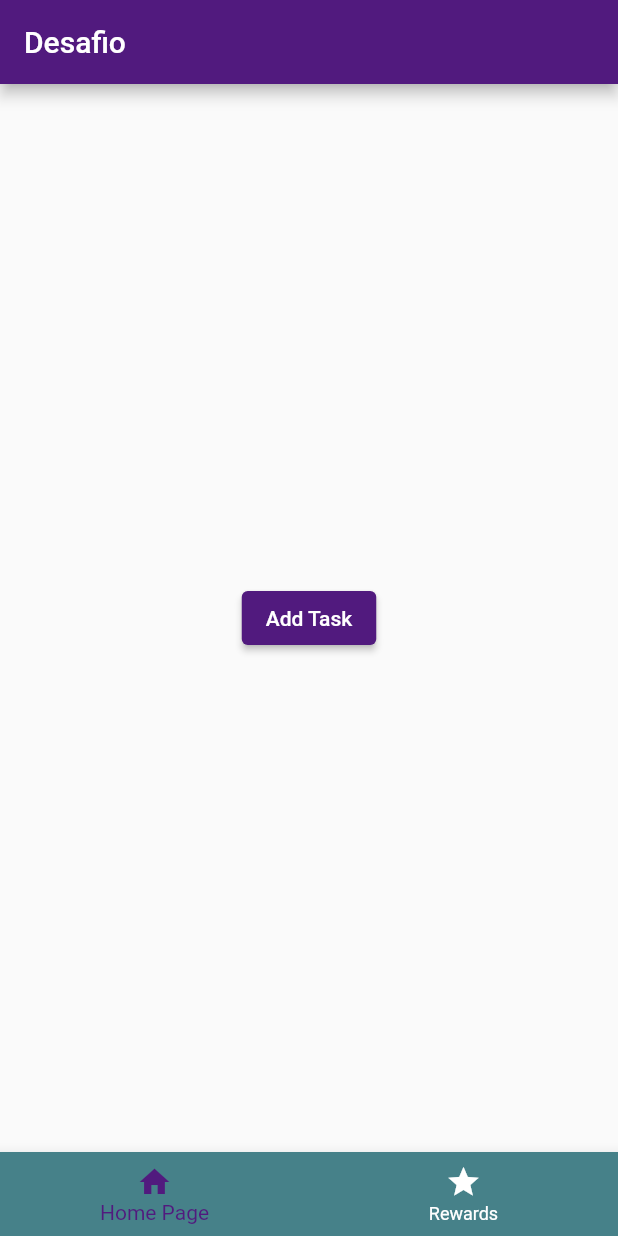
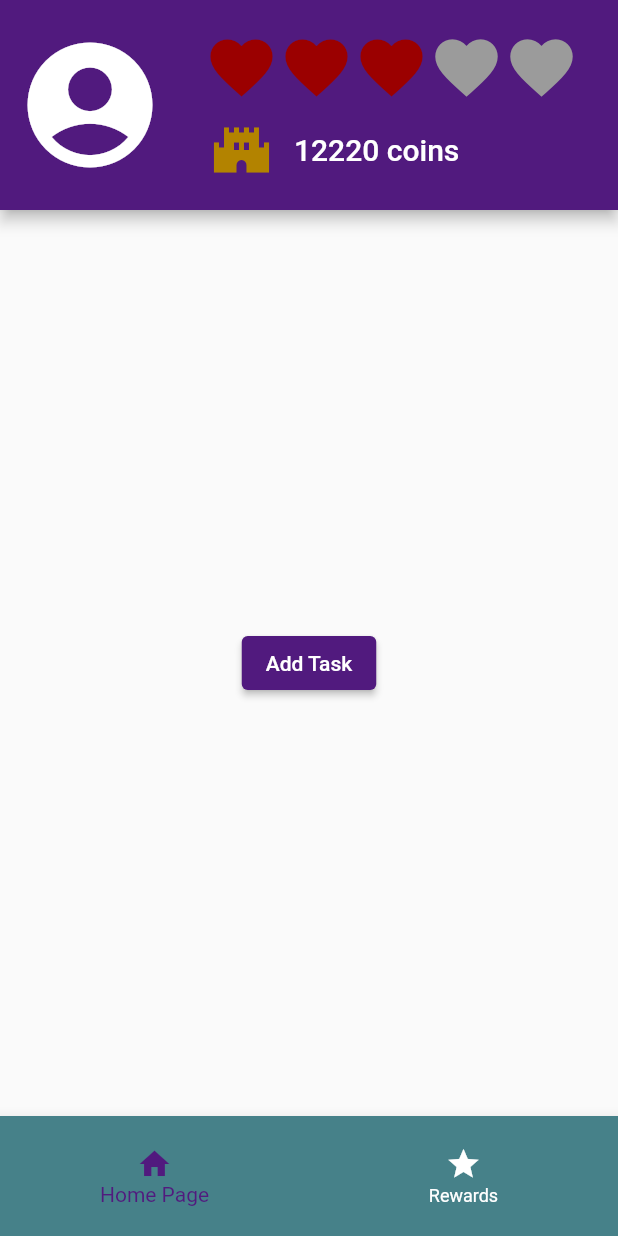
Before and after one commit to camila-fukuda/ryc_desafio_do_modulo_basico, a Flutter app: the screen it shows after launch, on a phone screen of 412 x 824 dp. Run offline on Flutter 3.47's test engine with Material 2 defaults, Android fonts, the light colour scheme and no system bars.

Commit message:
Criando AppBar sem funcionalidade, só estutura.

```diff
--- /dev/null
+++ b/lib/components/status_app_bar.dart
@@ -0,0 +1,55 @@
+import 'package:flutter/material.dart';
+
+class StatusAppBar extends StatelessWidget {
+  const StatusAppBar({super.key});
+
+  @override
+  Widget build(BuildContext context) {
+    final int numberOfLives = 3;
+    final int totalOfCoins = 12220;
+
+    return AppBar(
+      toolbarHeight: 200,
+      leadingWidth: 120,
+      leading: const Icon(
+        Icons.account_circle_rounded,
+        size: 100,
+      ),
+      title: Column(
+        children: [
+          Row(
+            children: List.generate(5, (index) {
+              if (index < numberOfLives) {
+                return const Icon(
+                  Icons.favorite,
+                  size: 50,
+                  color: Color.fromRGBO(155, 0, 0, 1),
+                );
+              } else {
+                return const Icon(
+                  Icons.favorite,
+                  size: 50,
+                  color: Color.fromRGBO(155, 155, 155, 1),
+                );
+              }
+            }),
+          ),
+          Row(children: [
+            const Padding(
+              padding: EdgeInsets.fromLTRB(5, 10, 10, 0),
+              child: Icon(
+                Icons.castle,
+                color: Color.fromRGBO(179, 131, 0, 1),
+                size: 40,
+              ),
+            ),
+            Padding(
+              padding: const EdgeInsets.fromLTRB(5, 10, 10, 0),
+              child: Text('$totalOfCoins coins'),
+            ),
+          ]),
+        ],
+      ),
+    );
+  }
+}
--- a/lib/pages/home_page.dart
+++ b/lib/pages/home_page.dart
@@ -1,4 +1,5 @@
 import 'package:flutter/material.dart';
+import 'package:ryc_desafio_do_modulo_basico/components/status_app_bar.dart';
 import 'package:ryc_desafio_do_modulo_basico/pages/dashboard_page.dart';
 import 'package:ryc_desafio_do_modulo_basico/pages/rewards_page.dart';
 
@@ -32,11 +33,14 @@ class _DashboardState extends State<HomePage> {
   @override
   Widget build(BuildContext context) {
     return Scaffold(
-      appBar: AppBar(
-        title: Text('Desafio'),
+      appBar: const PreferredSize(
+        preferredSize: Size.fromHeight(140),
+        child: StatusAppBar(),
       ),
       body: _screens![_selectedScreenIndex]['screen'] as Widget,
-      bottomNavigationBar: BottomNavigationBar(
+      bottomNavigationBar: SizedBox(
+        height: 80,
+        child: BottomNavigationBar(
           onTap: _selectScreen,
           backgroundColor: Theme.of(context).colorScheme.secondary,
           unselectedItemColor: Colors.white,
@@ -54,6 +58,7 @@ class _DashboardState extends State<HomePage> {
             ),
           ],
         ),
+      ),
     );
   }
 }
```
Lines whose indentation alone changed are shown as unchanged.
